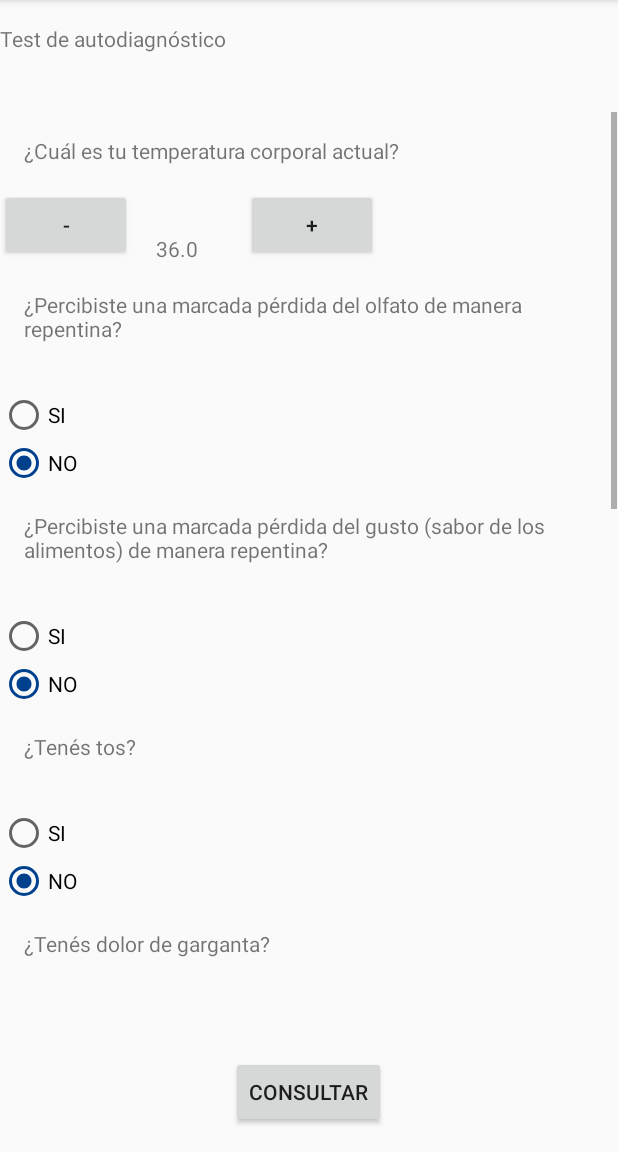
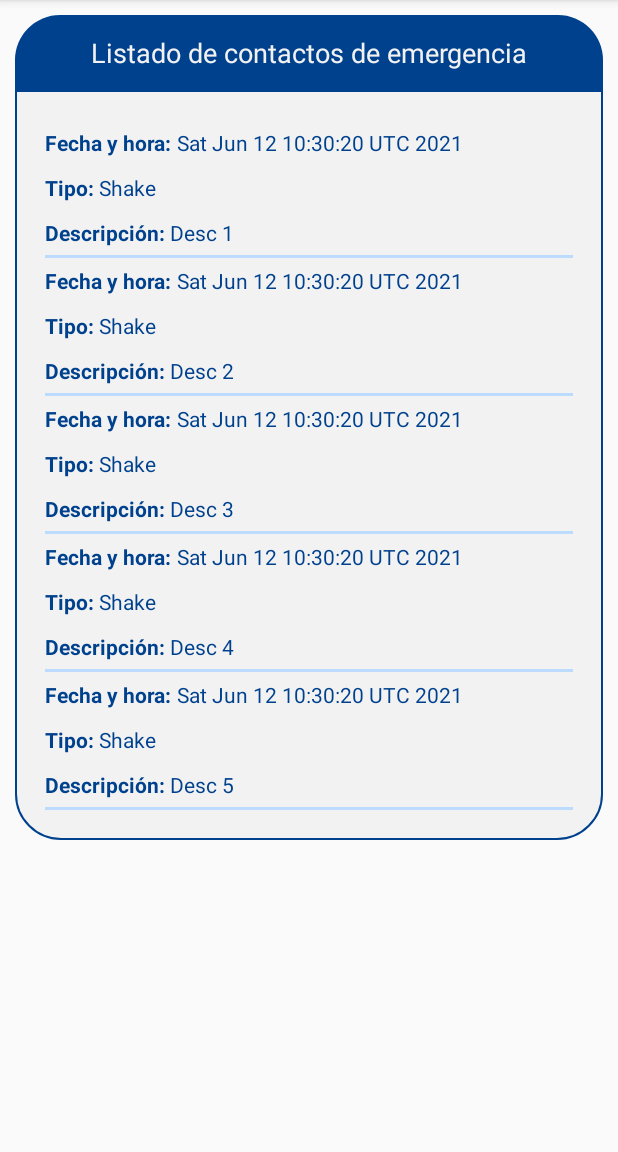
Before and after one commit to MartinRomano-S/soa-tp2, an Android app: the HomeActivity screen opened directly, with no data from a screen before it, after a tap on "LISTA DE EVENTOS", on a phone screen of 412 x 824 dp, the part 84-1236 px from its top. Run offline under Robolectric (Android 15) with nearby library versions, the phone set to English and light mode, and no system bars.

Commit message:
EventList Activity

```diff
--- a/app/src/main/AndroidManifest.xml
+++ b/app/src/main/AndroidManifest.xml
@@ -22,6 +22,9 @@
             android:name=".TestActivity"
             android:screenOrientation="portrait" />
         <activity
+            android:name=".EventsActivity"
+            android:screenOrientation="portrait" />
+        <activity
             android:name=".EmergencyContactsActivity"
             android:screenOrientation="portrait" />
         <activity
--- /dev/null
+++ b/app/src/main/java/com/example/testlogin/EventsActivity.java
@@ -0,0 +1,55 @@
+package com.example.testlogin;
+
+import android.os.Bundle;
+import android.widget.Button;
+import android.widget.EditText;
+
+import androidx.appcompat.app.AppCompatActivity;
+import androidx.recyclerview.widget.DividerItemDecoration;
+import androidx.recyclerview.widget.LinearLayoutManager;
+import androidx.recyclerview.widget.RecyclerView;
+
+import com.example.testlogin.adapters.EmergencyContactsListAdapter;
+import com.example.testlogin.adapters.EventsListAdapter;
+import com.example.testlogin.models.EmergencyContact;
+import com.example.testlogin.models.Event;
+import com.example.testlogin.utils.Configuration;
+
+import org.json.JSONException;
+
+import java.util.ArrayList;
+import java.util.Date;
+import java.util.List;
+import java.util.Objects;
+
+public class EventsActivity extends AppCompatActivity {
+
+    RecyclerView listEvents;
+    List<Event> events;
+
+    @Override
+    protected void onCreate(Bundle savedInstanceState) {
+        super.onCreate(savedInstanceState);
+        setContentView(R.layout.activity_events);
+
+        listEvents = findViewById(R.id.listEvents);
+
+        listEvents.setLayoutManager(new LinearLayoutManager(this, RecyclerView.VERTICAL, false));
+        DividerItemDecoration divider = new DividerItemDecoration(this, DividerItemDecoration.VERTICAL);
+        divider.setDrawable(Objects.requireNonNull(getDrawable(R.drawable.divider)));
+        listEvents.addItemDecoration(divider);
+        events = new ArrayList<>();
+
+        events.add(new Event(new Date(), "Shake", "Desc 1"));
+        events.add(new Event(new Date(), "Shake", "Desc 2"));
+        events.add(new Event(new Date(), "Shake", "Desc 3"));
+        events.add(new Event(new Date(), "Shake", "Desc 4"));
+        events.add(new Event(new Date(), "Shake", "Desc 5"));
+        //Configuration.removeEmergencyContactList(this);
+
+
+
+        EventsListAdapter evAdapter = new EventsListAdapter(events);
+        listEvents.setAdapter(evAdapter);
+    }
+}
--- a/app/src/main/java/com/example/testlogin/HomeActivity.java
+++ b/app/src/main/java/com/example/testlogin/HomeActivity.java
@@ -39,8 +39,7 @@ public class HomeActivity extends AppCompatActivity {
         btnGoToEventList.setOnClickListener(new View.OnClickListener() {
             @Override
             public void onClick(View view) {
-                //TODO IR A EVENT LIST
-                startActivity(new Intent(HomeActivity.this, TestActivity.class));
+                startActivity(new Intent(HomeActivity.this, EventsActivity.class));
             }
         });
     }
--- /dev/null
+++ b/app/src/main/java/com/example/testlogin/adapters/EventsListAdapter.java
@@ -0,0 +1,77 @@
+package com.example.testlogin.adapters;
+
+import android.app.Activity;
+import android.view.LayoutInflater;
+import android.view.View;
+import android.view.ViewGroup;
+import android.widget.ImageView;
+import android.widget.TextView;
+
+import androidx.recyclerview.widget.RecyclerView;
+
+import com.example.testlogin.EventsActivity;
+import com.example.testlogin.R;
+import com.example.testlogin.models.EmergencyContact;
+import com.example.testlogin.models.Event;
+import com.example.testlogin.utils.Configuration;
+
+import org.jetbrains.annotations.NotNull;
+
+import java.util.List;
+
+public class EventsListAdapter extends RecyclerView.Adapter<EventsListAdapter.ViewHolder> {
+
+    private List<Event> events;
+
+    static class ViewHolder extends RecyclerView.ViewHolder {
+        private TextView txtEventDate;
+        private TextView txtEventType;
+        private TextView txtEventDescription;
+
+        ViewHolder(View view) {
+            super(view);
+            txtEventDate = view.findViewById(R.id.txtEventDate);
+            txtEventType = view.findViewById(R.id.txtEventType);
+            txtEventDescription = view.findViewById(R.id.txtEventDescription);
+        }
+
+        TextView getTxtEventDate() { return txtEventDate; }
+        TextView getTxtEventType() { return txtEventType; }
+        TextView getTxtEventDescription() { return txtEventDescription; }
+    }
+
+    /**
+     * Inicializa el contenido de nuestra lista
+     *
+     * @param events ArrayList<Event> contiene la lista de eventos
+     */
+    public EventsListAdapter(List<Event> events) {
+        this.events = events;
+    }
+
+    @NotNull
+    @Override
+    public EventsListAdapter.ViewHolder onCreateViewHolder(final ViewGroup viewGroup, int viewType) {
+        // Create a new view, which defines the UI of the list item
+        View view = LayoutInflater.from(viewGroup.getContext())
+                .inflate(R.layout.event_item, viewGroup, false);
+
+        return new EventsListAdapter.ViewHolder(view);
+    }
+
+    @Override
+    public void onBindViewHolder(final EventsListAdapter.ViewHolder viewHolder, final int position) {
+
+        final Event event = events.get(position);
+
+        viewHolder.getTxtEventDate().setText(event.getEventDate().toString());
+        viewHolder.getTxtEventType().setText(event.getType());
+        viewHolder.getTxtEventDescription().setText(event.getDescription());
+    }
+
+    // Return the size of your dataset (invoked by the layout manager)
+    @Override
+    public int getItemCount() {
+        return events.size();
+    }
+}
--- /dev/null
+++ b/app/src/main/java/com/example/testlogin/models/Event.java
@@ -0,0 +1,41 @@
+package com.example.testlogin.models;
+
+import java.util.Date;
+
+public class Event {
+    private Date eventDate;
+    private String type;
+    private String description;
+
+    public Event(){}
+
+    public Event(Date eventDate, String type, String description) {
+        this.eventDate = eventDate;
+        this.type = type;
+        this.description = description;
+    }
+
+    public Date getEventDate() {
+        return eventDate;
+    }
+
+    public void setEventDate(Date eventDate) {
+        this.eventDate = eventDate;
+    }
+
+    public String getType() {
+        return type;
+    }
+
+    public void setType(String type) {
+        this.type = type;
+    }
+
+    public String getDescription() {
+        return description;
+    }
+
+    public void setDescription(String description) {
+        this.description = description;
+    }
+}
--- a/app/src/main/res/layout/activity_emergency_contacts.xml
+++ b/app/src/main/res/layout/activity_emergency_contacts.xml
@@ -1,9 +1,11 @@
 <?xml version="1.0" encoding="utf-8"?>
 <LinearLayout xmlns:android="http://schemas.android.com/apk/res/android"
     xmlns:app="http://schemas.android.com/apk/res-auto"
+    xmlns:tools="http://schemas.android.com/tools"
     android:orientation="vertical"
     android:layout_width="match_parent"
-    android:layout_height="match_parent">
+    android:layout_height="match_parent"
+    tools:context=".EmergencyContactsActivity">
 
     <TextView
         android:id="@+id/textView"
@@ -14,8 +16,8 @@
         android:gravity="center"
         android:textColor="@color/colorPrimaryLight"
         android:textSize="18sp"
-        android:layout_marginStart="20dp"
-        android:layout_marginEnd="20dp"
+        android:layout_marginStart="10dp"
+        android:layout_marginEnd="10dp"
         android:layout_marginTop="20dp"
         app:layout_constraintTop_toTopOf="parent"
         app:layout_constraintEnd_toEndOf="parent"
@@ -27,8 +29,8 @@
         android:layout_height="wrap_content"
         android:background="@drawable/abm_form_body"
         android:padding="20dp"
-        android:layout_marginStart="20dp"
-        android:layout_marginEnd="20dp"
+        android:layout_marginStart="10dp"
+        android:layout_marginEnd="10dp"
         app:layout_constraintEnd_toEndOf="parent"
         app:layout_constraintStart_toStartOf="parent"
         app:layout_constraintTop_toBottomOf="@id/textView">
@@ -99,8 +101,8 @@
         android:textColor="@color/colorPrimaryLight"
         android:textSize="18sp"
         android:layout_marginTop="10dp"
-        android:layout_marginStart="20dp"
-        android:layout_marginEnd="20dp"
+        android:layout_marginStart="10dp"
+        android:layout_marginEnd="10dp"
         app:layout_constraintTop_toBottomOf="@id/emergencyContactForm"
         app:layout_constraintStart_toStartOf="parent"
         app:layout_constraintEnd_toEndOf="parent" />
@@ -111,23 +113,9 @@
         android:layout_height="wrap_content"
         android:background="@drawable/abm_form_body"
         android:padding="20dp"
-        android:layout_marginStart="20dp"
-        android:layout_marginEnd="20dp"
+        android:layout_marginStart="10dp"
+        android:layout_marginEnd="10dp"
         app:layout_constraintEnd_toEndOf="parent"
         app:layout_constraintStart_toStartOf="parent"
         />
-<!--
-    <androidx.constraintlayout.widget.ConstraintLayout
-        android:id="@+id/listEmergencyContactsContainer"
-        android:layout_width="match_parent"
-        android:layout_height="wrap_content"
-        app:layout_constraintTop_toBottomOf="@id/emergencyContactListTitle"
-        app:layout_constraintBottom_toTopOf="@id/lblEmergencyContact">
-        <ScrollView
-            android:layout_width="match_parent"
-            android:layout_height="wrap_content"
-            app:layout_constraintBottom_toBottomOf="parent">
-
-        </ScrollView>
-    </androidx.constraintlayout.widget.ConstraintLayout>-->
 </LinearLayout>
--- /dev/null
+++ b/app/src/main/res/layout/activity_events.xml
@@ -0,0 +1,37 @@
+<?xml version="1.0" encoding="utf-8"?>
+<LinearLayout xmlns:android="http://schemas.android.com/apk/res/android"
+    xmlns:app="http://schemas.android.com/apk/res-auto"
+    xmlns:tools="http://schemas.android.com/tools"
+    android:orientation="vertical"
+    android:layout_width="match_parent"
+    android:layout_height="match_parent"
+    tools:context=".EventsActivity">
+
+    <TextView
+        android:id="@+id/eventListTitle"
+        android:layout_width="match_parent"
+        android:layout_height="50dp"
+        android:text="@string/titleContactList"
+        android:background="@drawable/abm_form_title"
+        android:gravity="center"
+        android:textColor="@color/colorPrimaryLight"
+        android:textSize="18sp"
+        android:layout_marginTop="10dp"
+        android:layout_marginStart="10dp"
+        android:layout_marginEnd="10dp"
+        app:layout_constraintTop_toBottomOf="@id/emergencyContactForm"
+        app:layout_constraintStart_toStartOf="parent"
+        app:layout_constraintEnd_toEndOf="parent" />
+
+    <androidx.recyclerview.widget.RecyclerView
+        android:id="@+id/listEvents"
+        android:layout_width="match_parent"
+        android:layout_height="wrap_content"
+        android:background="@drawable/abm_form_body"
+        android:padding="20dp"
+        android:layout_marginStart="10dp"
+        android:layout_marginEnd="10dp"
+        app:layout_constraintEnd_toEndOf="parent"
+        app:layout_constraintStart_toStartOf="parent"
+        />
+</LinearLayout>
--- /dev/null
+++ b/app/src/main/res/layout/event_item.xml
@@ -0,0 +1,71 @@
+<?xml version="1.0" encoding="utf-8"?>
+<androidx.constraintlayout.widget.ConstraintLayout xmlns:android="http://schemas.android.com/apk/res/android"
+    xmlns:app="http://schemas.android.com/apk/res-auto"
+    android:orientation="vertical"
+    android:layout_width="match_parent"
+    android:layout_height="90dp">
+
+    <TextView
+        android:id="@+id/lblEventDate"
+        android:layout_width="wrap_content"
+        android:layout_height="30dp"
+        android:gravity="center_vertical"
+        android:text="Fecha y hora: "
+        android:textStyle="bold"
+        android:textColor="@color/colorPrimaryDark"
+        app:layout_constraintStart_toStartOf="parent"
+        app:layout_constraintTop_toTopOf="parent"/>
+
+    <TextView
+        android:id="@+id/txtEventDate"
+        android:layout_width="wrap_content"
+        android:layout_height="30dp"
+        android:gravity="center_vertical"
+        android:text="12/06/2021 14:32:00"
+        android:textColor="@color/colorPrimaryDark"
+        app:layout_constraintStart_toEndOf="@id/lblEventDate"
+        app:layout_constraintTop_toTopOf="parent"/>
+
+    <TextView
+        android:id="@+id/lblEventType"
+        android:layout_width="wrap_content"
+        android:layout_height="30dp"
+        android:gravity="center_vertical"
+        android:text="Tipo: "
+        android:textStyle="bold"
+        android:textColor="@color/colorPrimaryDark"
+        app:layout_constraintStart_toStartOf="parent"
+        app:layout_constraintTop_toBottomOf="@id/txtEventDate"/>
+
+    <TextView
+        android:id="@+id/txtEventType"
+        android:layout_width="wrap_content"
+        android:layout_height="30dp"
+        android:gravity="center_vertical"
+        android:text="Shake"
+        android:textColor="@color/colorPrimaryDark"
+        app:layout_constraintStart_toEndOf="@id/lblEventType"
+        app:layout_constraintTop_toBottomOf="@id/txtEventDate"/>
+
+    <TextView
+        android:id="@+id/lblEventDescription"
+        android:layout_width="wrap_content"
+        android:layout_height="30dp"
+        android:gravity="center_vertical"
+        android:text="Descripción: "
+        android:textStyle="bold"
+        android:textColor="@color/colorPrimaryDark"
+        app:layout_constraintStart_toStartOf="parent"
+        app:layout_constraintBottom_toBottomOf="parent"/>
+
+    <TextView
+        android:id="@+id/txtEventDescription"
+        android:layout_width="wrap_content"
+        android:layout_height="30dp"
+        android:gravity="center_vertical"
+        android:text="Shake"
+        android:textColor="@color/colorPrimaryDark"
+        app:layout_constraintBottom_toBottomOf="parent"
+        app:layout_constraintStart_toEndOf="@id/lblEventDescription"/>
+
+</androidx.constraintlayout.widget.ConstraintLayout>
```
